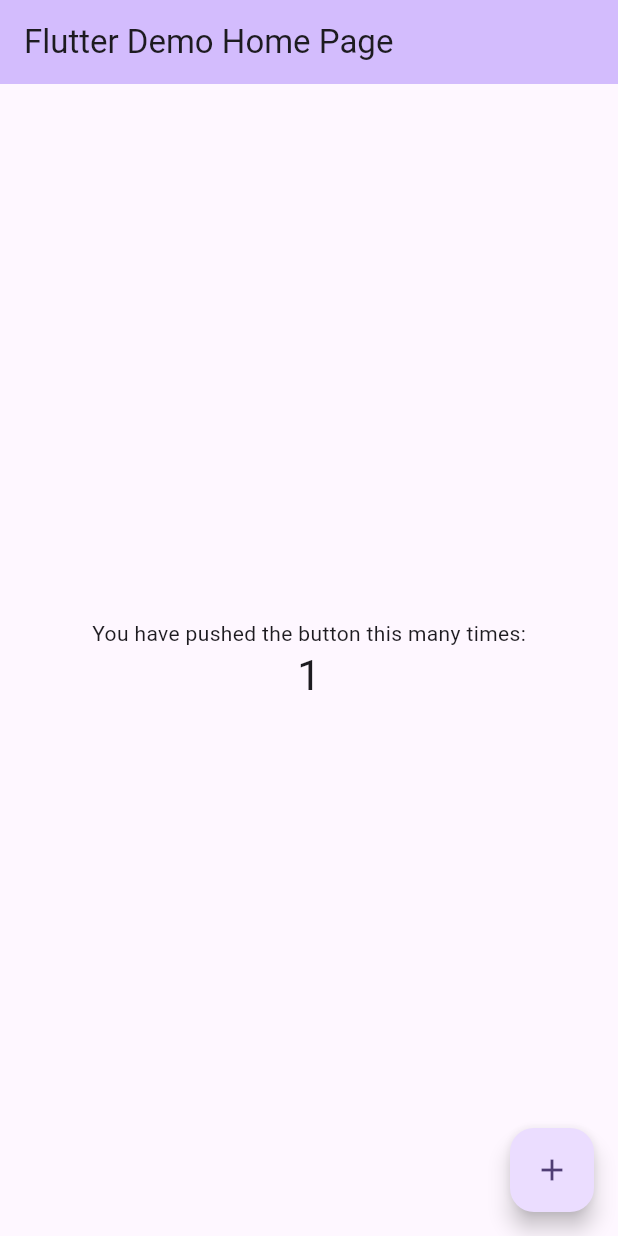
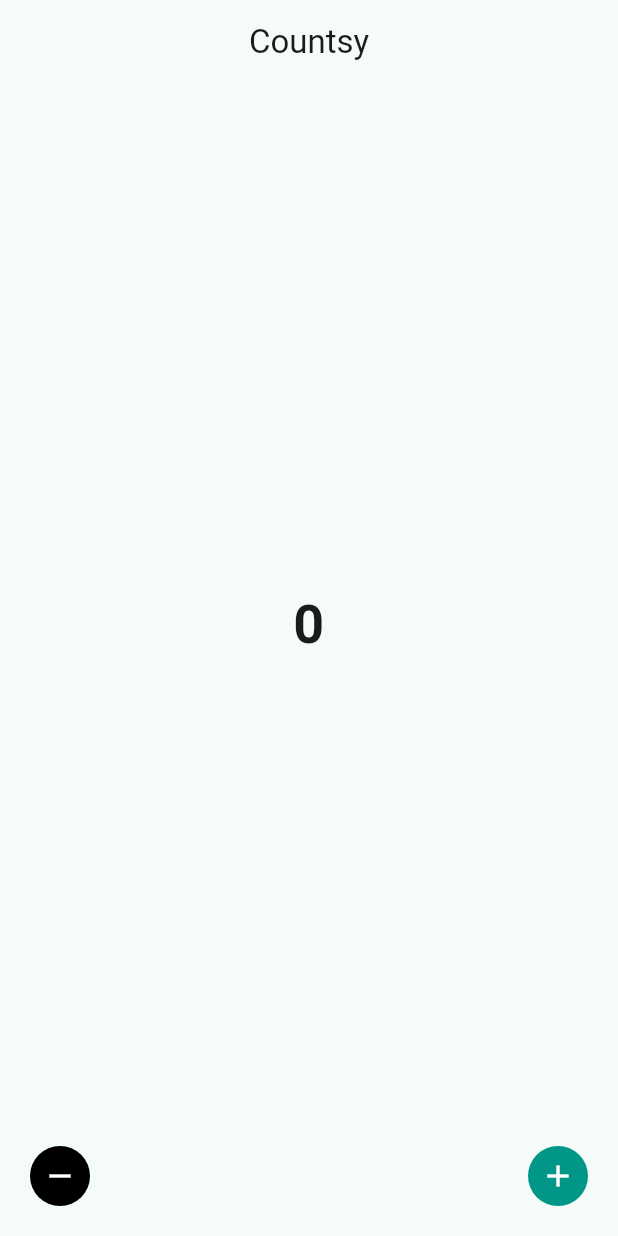
Before and after one commit to Khondwani/flutter_state_management, a Flutter app: the screen it shows after launch, after a tap on the "add" icon, on a phone screen of 412 x 824 dp. Run offline on Flutter 3.47's test engine with Material 3 defaults, Android fonts, the phone set to English and light mode, and no system bars.

Commit message:
Add HomeCounter screen and update main app structure

```diff
--- a/lib/main.dart
+++ b/lib/main.dart
@@ -1,4 +1,5 @@
 import 'package:flutter/material.dart';
+import 'package:flutter_state_management/screens/home_counter.dart';
 
 void main() {
   runApp(const MyApp());
@@ -11,112 +12,11 @@ class MyApp extends StatelessWidget {
   @override
   Widget build(BuildContext context) {
     return MaterialApp(
-      title: 'Flutter Demo',
+      title: 'Countsy',
       theme: ThemeData(
-        // This is the theme of your application.
-        //
-        // TRY THIS: Try running your application with "flutter run". You'll see
-        // the application has a purple toolbar. Then, without quitting the app,
-        // try changing the seedColor in the colorScheme below to Colors.green
-        // and then invoke "hot reload" (save your changes or press the "hot
-        // reload" button in a Flutter-supported IDE, or press "r" if you used
-        // the command line to start the app).
-        //
-        // Notice that the counter didn't reset back to zero; the application
-        // state is not lost during the reload. To reset the state, use hot
-        // restart instead.
-        //
-        // This works for code too, not just values: Most code changes can be
-        // tested with just a hot reload.
-        colorScheme: ColorScheme.fromSeed(seedColor: Colors.deepPurple),
+        colorScheme: ColorScheme.fromSeed(seedColor: Colors.teal),
       ),
-      home: const MyHomePage(title: 'Flutter Demo Home Page'),
+      home: const HomeCounter(),
     );
   }
 }
-
-class MyHomePage extends StatefulWidget {
-  const MyHomePage({super.key, required this.title});
-
-  // This widget is the home page of your application. It is stateful, meaning
-  // that it has a State object (defined below) that contains fields that affect
-  // how it looks.
-
-  // This class is the configuration for the state. It holds the values (in this
-  // case the title) provided by the parent (in this case the App widget) and
-  // used by the build method of the State. Fields in a Widget subclass are
-  // always marked "final".
-
-  final String title;
-
-  @override
-  State<MyHomePage> createState() => _MyHomePageState();
-}
-
-class _MyHomePageState extends State<MyHomePage> {
-  int _counter = 0;
-
-  void _incrementCounter() {
-    setState(() {
-      // This call to setState tells the Flutter framework that something has
-      // changed in this State, which causes it to rerun the build method below
-      // so that the display can reflect the updated values. If we changed
-      // _counter without calling setState(), then the build method would not be
-      // called again, and so nothing would appear to happen.
-      _counter++;
-    });
-  }
-
-  @override
-  Widget build(BuildContext context) {
-    // This method is rerun every time setState is called, for instance as done
-    // by the _incrementCounter method above.
-    //
-    // The Flutter framework has been optimized to make rerunning build methods
-    // fast, so that you can just rebuild anything that needs updating rather
-    // than having to individually change instances of widgets.
-    return Scaffold(
-      appBar: AppBar(
-        // TRY THIS: Try changing the color here to a specific color (to
-        // Colors.amber, perhaps?) and trigger a hot reload to see the AppBar
-        // change color while the other colors stay the same.
-        backgroundColor: Theme.of(context).colorScheme.inversePrimary,
-        // Here we take the value from the MyHomePage object that was created by
-        // the App.build method, and use it to set our appbar title.
-        title: Text(widget.title),
-      ),
-      body: Center(
-        // Center is a layout widget. It takes a single child and positions it
-        // in the middle of the parent.
-        child: Column(
-          // Column is also a layout widget. It takes a list of children and
-          // arranges them vertically. By default, it sizes itself to fit its
-          // children horizontally, and tries to be as tall as its parent.
-          //
-          // Column has various properties to control how it sizes itself and
-          // how it positions its children. Here we use mainAxisAlignment to
-          // center the children vertically; the main axis here is the vertical
-          // axis because Columns are vertical (the cross axis would be
-          // horizontal).
-          //
-          // TRY THIS: Invoke "debug painting" (choose the "Toggle Debug Paint"
-          // action in the IDE, or press "p" in the console), to see the
-          // wireframe for each widget.
-          mainAxisAlignment: MainAxisAlignment.center,
-          children: <Widget>[
-            const Text('You have pushed the button this many times:'),
-            Text(
-              '$_counter',
-              style: Theme.of(context).textTheme.headlineMedium,
-            ),
-          ],
-        ),
-      ),
-      floatingActionButton: FloatingActionButton(
-        onPressed: _incrementCounter,
-        tooltip: 'Increment',
-        child: const Icon(Icons.add),
-      ), // This trailing comma makes auto-formatting nicer for build methods.
-    );
-  }
-}
--- /dev/null
+++ b/lib/screens/home_counter.dart
@@ -0,0 +1,53 @@
+import 'package:flutter/material.dart';
+import 'package:flutter_state_management/utils/constants.dart';
+
+class HomeCounter extends StatelessWidget {
+  const HomeCounter({super.key});
+
+  @override
+  Widget build(BuildContext context) {
+    return Scaffold(
+      appBar: AppBar(title: const Text('Countsy'), centerTitle: true),
+      body: SafeArea(
+        minimum: const EdgeInsets.all(kSafeAreaMinimum),
+        child: Column(
+          mainAxisAlignment: MainAxisAlignment.center,
+          crossAxisAlignment: CrossAxisAlignment.stretch,
+          children: <Widget>[
+            Spacer(),
+            //TODO: REPLACE ACTUAL COUNT VALUE WITH THE STATE MANAGEMENT SOLUTIONS
+            const Text(
+              '0',
+              style: TextStyle(
+                fontSize: kCounterFontSize,
+                fontWeight: FontWeight.bold,
+              ),
+              textAlign: TextAlign.center,
+            ),
+            Spacer(),
+            Row(
+              mainAxisAlignment: MainAxisAlignment.spaceBetween,
+              children: <Widget>[
+                //TODO: WE CAN MAKE THIS A CUSTOM WIDGET AND HAVE THE CHANGE IN ONE PLACE.
+                IconButton(
+                  onPressed: () {},
+                  icon: const Icon(Icons.remove, color: Colors.white),
+                  style: ButtonStyle(
+                    backgroundColor: WidgetStatePropertyAll(Colors.black),
+                  ),
+                ),
+                IconButton(
+                  onPressed: () {},
+                  icon: const Icon(Icons.add, color: Colors.white),
+                  style: ButtonStyle(
+                    backgroundColor: WidgetStatePropertyAll(Colors.teal),
+                  ),
+                ),
+              ],
+            ),
+          ],
+        ),
+      ),
+    );
+  }
+}
--- /dev/null
+++ b/lib/utils/constants.dart
@@ -0,0 +1,2 @@
+const kSafeAreaMinimum = 16.0;
+const kCounterFontSize = 36.0;
```
